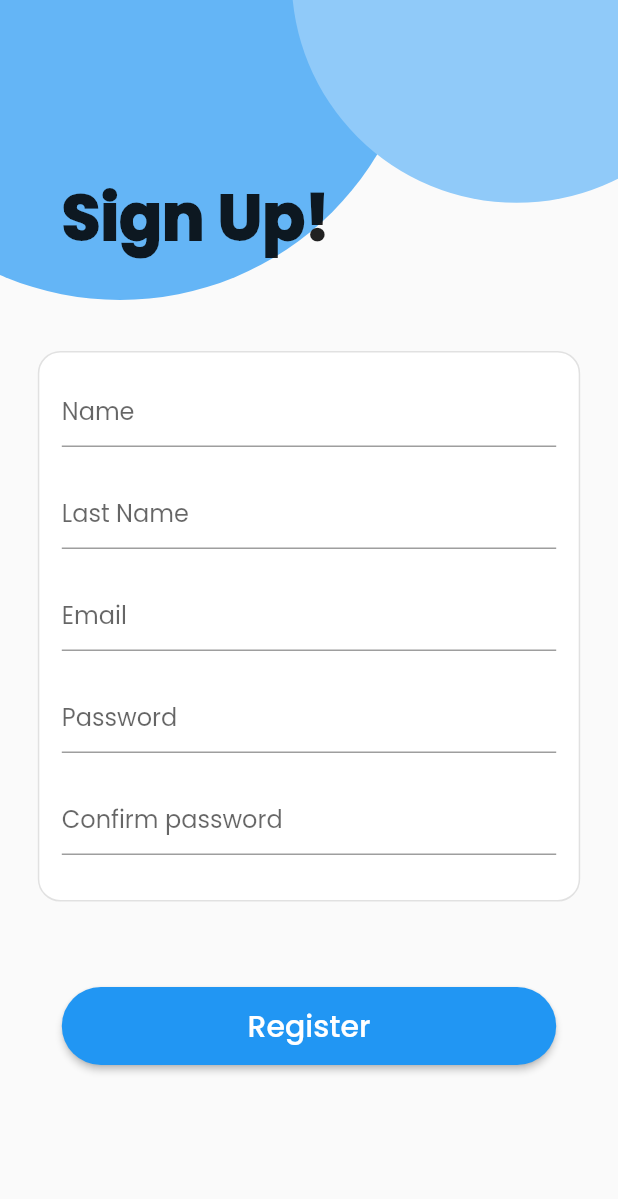
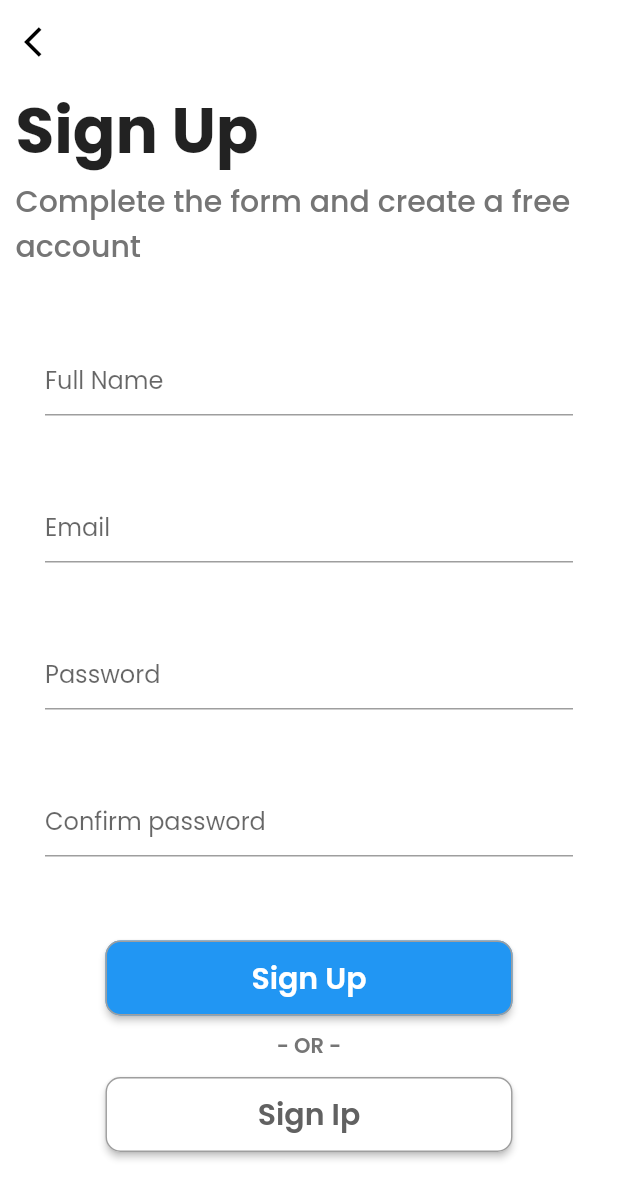
Before and after one commit to AngeloPavan/flutter-test, a Flutter app: the SignUp screen opened directly, on a phone screen of 412 x 824 dp. Shown: the top 1199 px of the screen. Run offline on Flutter 3.47's test engine with Material 2 defaults, Android fonts, the phone set to English and light mode, and no system bars; our stand-ins replace wave.

Commit message:
add: better sign up page

```diff
--- a/book_app/lib/pages/sign_up.dart
+++ b/book_app/lib/pages/sign_up.dart
@@ -1,3 +1,5 @@
+// ignore_for_file: sized_box_for_whitespace
+
 import 'package:flutter/material.dart';
 
 class SignUp extends StatelessWidget {
@@ -12,161 +14,142 @@ class SignUp extends StatelessWidget {
   Widget build(BuildContext context) {
     return Scaffold(
       resizeToAvoidBottomInset: true,
-        body: SizedBox(
+      backgroundColor: const Color.fromARGB(255, 14, 76, 190),
+      body: SingleChildScrollView(
+        physics: const BouncingScrollPhysics(),
+        child: Container(
+          decoration: const BoxDecoration(color: Colors.white),
           width: deviceWidth(context),
           height: deviceHeight(context),
-          child: Stack(
+          child: Column(
             children: [
-              Align(
-                alignment: Alignment.bottomRight,
-                widthFactor: 0.7,
-                heightFactor: 0.5,
-                child: Material(
-                  borderRadius: BorderRadius.circular(200),
-                  color: Colors.blue[300],
-                  child: const SizedBox(
-                    width: 400,
-                    height: 400,
+              AppBar(
+                  backgroundColor: Colors.transparent,
+                  shadowColor: Colors.transparent,
+                  leading: IconButton(
+                    icon: const Icon(Icons.arrow_back_ios, color: Colors.black),
+                    onPressed: () => Navigator.pop(context),
+                  )),
+              Container(
+                width: deviceWidth(context) * 0.95,
+                child: const Text(
+                  "Sign Up",
+                  style: TextStyle(fontSize: 42, fontWeight: FontWeight.w800),
+                  textAlign: TextAlign.start,
+                ),
+              ),
+              Container(
+                width: deviceWidth(context) * 0.95,
+                child: Text(
+                  "Complete the form and create a free account",
+                  style: TextStyle(
+                    fontSize: 20,
+                    fontWeight: FontWeight.w500,
+                    color: Colors.grey[600],
                   ),
                 ),
               ),
-              Positioned(
-                top: deviceHeight(context) * -0.2,
-                right: deviceWidth(context) * -0.2,
-                child: Material(
-                  borderRadius: BorderRadius.circular(150),
-                  color: Colors.blue[200],
-                  child: const SizedBox(
-                    width: 300,
-                    height: 300,
+              const Padding(
+                padding: EdgeInsets.fromLTRB(30, 50, 30, 0),
+                child: TextField(
+                  decoration: InputDecoration(
+                    hintText: "Full Name",
                   ),
                 ),
               ),
-              SingleChildScrollView(
-                physics: const BouncingScrollPhysics(),
-                child: SizedBox(
-                  height: deviceHeight(context),
-                  child: Center(
-                    child: Container(
-                      child: Column(
-                          mainAxisAlignment: MainAxisAlignment.spaceEvenly,
-                          children: [
-                            const Spacer(flex: 2),
-                            SizedBox(
-                              width: deviceWidth(context) * 0.8,
-                              child: const Text(
-                                "Sign Up!",
-                                style: TextStyle(
-                                    fontSize: 42, fontWeight: FontWeight.w900),
-                                textAlign: TextAlign.left,
+              const Padding(
+                padding: EdgeInsets.fromLTRB(30, 50, 30, 0),
+                child: TextField(
+                  decoration: InputDecoration(
+                    hintText: "Email",
+                  ),
+                ),
+              ),
+              const Padding(
+                padding: EdgeInsets.fromLTRB(30, 50, 30, 0),
+                child: TextField(
+                  decoration: InputDecoration(
+                    hintText: "Password",
+                  ),
+                ),
+              ),
+              const Padding(
+                padding: EdgeInsets.fromLTRB(30, 50, 30, 0),
+                child: TextField(
+                  decoration: InputDecoration(
+                    hintText: "Confirm password",
+                  ),
                 ),
               ),
               const Spacer(),
               Container(
-                              // color: Colors.green,
-                              padding: const EdgeInsets.fromLTRB(15, 15, 15, 30),
-                              decoration: BoxDecoration(
-                                borderRadius: BorderRadius.circular(15),
-                                border: const Border(
-                                  bottom: BorderSide(
-                                    color: Color.fromARGB(30, 0, 0, 0),
-                                    width: 1,
+                width: deviceWidth(context) * 0.95,
+                child: Padding(
+                  padding: const EdgeInsets.fromLTRB(60, 0, 60, 0),
+                  child: ElevatedButton(
+                    onPressed: () {},
+                    style: ElevatedButton.styleFrom(
+                      padding: const EdgeInsets.symmetric(vertical: 10),
+                      shape: RoundedRectangleBorder(
+                        borderRadius: BorderRadius.circular(10),
                       ),
-                                  top: BorderSide(
-                                    color: Color.fromARGB(30, 0, 0, 0),
-                                    width: 1,
+                      // set border color to black
+                      side: const BorderSide(color: Colors.grey),
+                      backgroundColor: Colors.blue,
                     ),
-                                  left: BorderSide(
-                                    color: Color.fromARGB(30, 0, 0, 0),
-                                    width: 1,
-                                  ),
-                                  right: BorderSide(
-                                    color: Color.fromARGB(30, 0, 0, 0),
-                                    width: 1,
-                                  ),
-                                ),
+                    child: const Text("Sign Up",
+                        style: TextStyle(
+                          fontSize: 20,
                           color: Colors.white,
-                              ),
-                              child: Column(
-                                children: [
-                                  SizedBox(
-                                    width: deviceWidth(context) * 0.8,
-                                    child: const TextField(
-                                        decoration: InputDecoration(
-                                      hintText: "Name",
-                                    )),
-                                  ),
-                                  Padding(
-                                    padding:
-                                        const EdgeInsets.fromLTRB(0, 20, 0, 0),
-                                    child: SizedBox(
-                                      width: deviceWidth(context) * 0.8,
-                                      child: const TextField(
-                                          decoration: InputDecoration(
-                                        hintText: "Last Name",
+                          fontWeight: FontWeight.w600,
                         )),
                   ),
                 ),
-                                  Padding(
-                                    padding:
-                                        const EdgeInsets.fromLTRB(0, 20, 0, 0),
-                                    child: SizedBox(
-                                      width: deviceWidth(context) * 0.8,
-                                      child: const TextField(
-                                          decoration: InputDecoration(
-                                        hintText: "Email",
+              ),
+              const SizedBox(
+                height: 10,
+              ),
+              Container(
+                width: deviceWidth(context) * 0.95,
+                child: Text(
+                  "- OR -",
+                  style: TextStyle(
+                      color: Colors.grey[600], fontWeight: FontWeight.w600),
+                  textAlign: TextAlign.center,
+                ),
+              ),
+              const SizedBox(
+                height: 10,
+              ),
+              Container(
+                width: deviceWidth(context) * 0.95,
+                child: Padding(
+                  padding: const EdgeInsets.fromLTRB(60, 0, 60, 0),
+                  child: ElevatedButton(
+                    onPressed: () {},
+                    style: ElevatedButton.styleFrom(
+                      padding: const EdgeInsets.symmetric(vertical: 10),
+                      shape: RoundedRectangleBorder(
+                        borderRadius: BorderRadius.circular(10),
+                      ),
+                      // set border color to black
+                      side: const BorderSide(color: Colors.grey),
+                      backgroundColor: Colors.white,
+                    ),
+                    child: Text("Sign Ip",
+                        style: TextStyle(
+                          fontSize: 20,
+                          color: Colors.grey[700],
+                          fontWeight: FontWeight.w600,
                         )),
                   ),
                 ),
-                                  Padding(
-                                    padding:
-                                        const EdgeInsets.fromLTRB(0, 20, 0, 0),
-                                    child: SizedBox(
-                                      width: deviceWidth(context) * 0.8,
-                                      child: const TextField(
-                                          decoration: InputDecoration(
-                                        hintText: "Password",
-                                      )),
               ),
-                                  ),
-                                  Padding(
-                                    padding:
-                                        const EdgeInsets.fromLTRB(0, 20, 0, 0),
-                                    child: SizedBox(
-                                      width: deviceWidth(context) * 0.8,
-                                      child: const TextField(
-                                          decoration: InputDecoration(
-                                        hintText: "Confirm password",
-                                      )),
-                                    ),
-                                  ),
+              const Spacer(flex: 1),
             ],
           ),
         ),
-                            const Spacer(flex: 1),
-                            SizedBox(
-                              width: deviceWidth(context) * 0.8,
-                              child: ElevatedButton(
-                                onPressed: () {},
-                                style: ElevatedButton.styleFrom(
-                                    shape: RoundedRectangleBorder(
-                                        borderRadius:
-                                            BorderRadius.circular(50)),
-                                    padding: const EdgeInsets.all(11)),
-                                child: const Text(
-                                  "Register",
-                                  style: TextStyle(fontSize: 20),
       ),
-                              ),
-                            ),
-                            const Spacer(flex: 2),
-                          ]),
-                    ),
-                  ),
-                ),
-              )
-            ],
-          ),
-        ));
+    );
   }
 }
```
Lines whose indentation alone changed are shown as unchanged.
